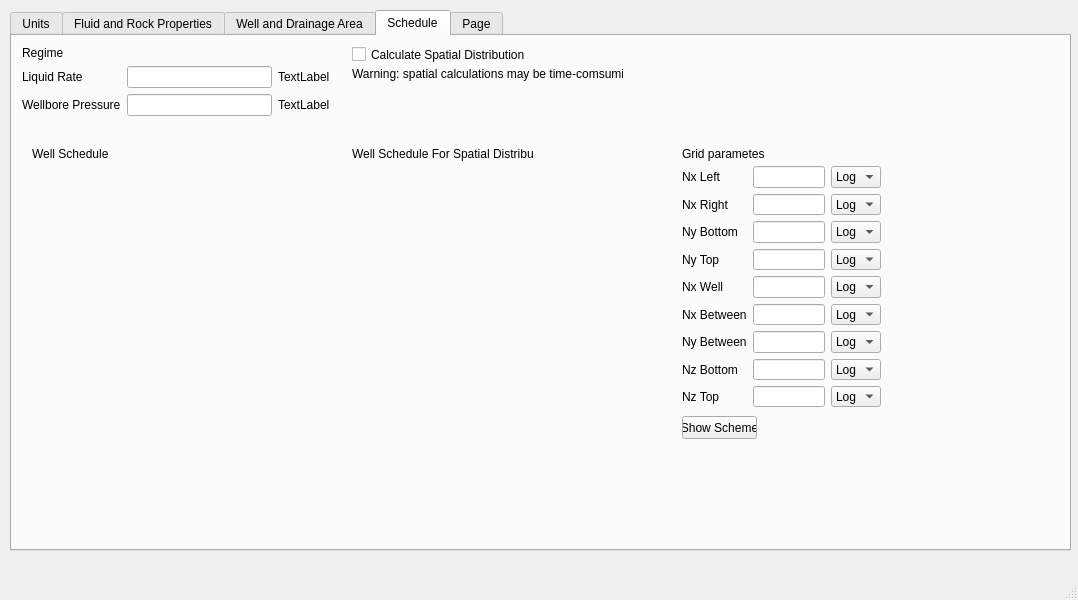
This is QPLapl/mainwindow.ui in dmitrydi/QPLapl as Qt 5 draws it before an edit. The edited form follows.
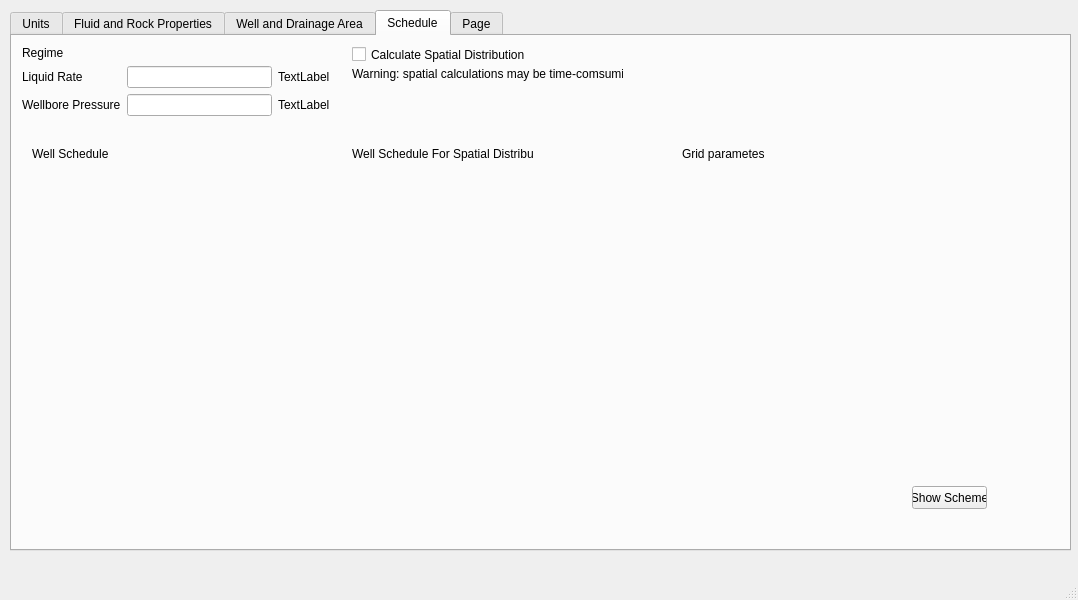
This is the edited form. The open tabs and pages were chosen to show the change.

Commit message: grid started to work

Patch:
```diff
--- a/QPLapl/mainwindow.ui
+++ b/QPLapl/mainwindow.ui
@@ -618,252 +618,11 @@
        <string>Grid parametes</string>
       </property>
      </widget>
-     <widget class="QWidget" name="gridLayoutWidget_6">
-      <property name="geometry">
-       <rect>
-        <x>670</x>
-        <y>130</y>
-        <width>199</width>
-        <height>241</height>
-       </rect>
-      </property>
-      <layout class="QGridLayout" name="gridLayout">
-       <item row="7" column="2">
-        <widget class="QComboBox" name="comboLinLogNzBottom">
-         <item>
-          <property name="text">
-           <string>Log</string>
-          </property>
-         </item>
-         <item>
-          <property name="text">
-           <string>Lin</string>
-          </property>
-         </item>
-        </widget>
-       </item>
-       <item row="1" column="1">
-        <widget class="QLineEdit" name="lineEdit_2"/>
-       </item>
-       <item row="7" column="0">
-        <widget class="QLabel" name="label_12">
-         <property name="text">
-          <string>Nz Bottom</string>
-         </property>
-        </widget>
-       </item>
-       <item row="7" column="1">
-        <widget class="QLineEdit" name="lineEdit_8"/>
-       </item>
-       <item row="0" column="2">
-        <widget class="QComboBox" name="comboLinLogNxLeft">
-         <item>
-          <property name="text">
-           <string>Log</string>
-          </property>
-         </item>
-         <item>
-          <property name="text">
-           <string>Lin</string>
-          </property>
-         </item>
-        </widget>
-       </item>
-       <item row="4" column="0">
-        <widget class="QLabel" name="label_9">
-         <property name="text">
-          <string>Nx Well</string>
-         </property>
-        </widget>
-       </item>
-       <item row="8" column="0">
-        <widget class="QLabel" name="label_13">
-         <property name="text">
-          <string>Nz Top</string>
-         </property>
-        </widget>
-       </item>
-       <item row="1" column="2">
-        <widget class="QComboBox" name="comboLinLogNxRight">
-         <item>
-          <property name="text">
-           <string>Log</string>
-          </property>
-         </item>
-         <item>
-          <property name="text">
-           <string>Lin</string>
-          </property>
-         </item>
-        </widget>
-       </item>
-       <item row="4" column="1">
-        <widget class="QLineEdit" name="lineEdit_5"/>
-       </item>
-       <item row="3" column="2">
-        <widget class="QComboBox" name="comboLinLogNyTop">
-         <item>
-          <property name="text">
-           <string>Log</string>
-          </property>
-         </item>
-         <item>
-          <property name="text">
-           <string>Lin</string>
-          </property>
-         </item>
-        </widget>
-       </item>
-       <item row="0" column="0">
-        <widget class="QLabel" name="labelNxLeft">
-         <property name="text">
-          <string>Nx Left</string>
-         </property>
-        </widget>
-       </item>
-       <item row="0" column="1">
-        <widget class="QLineEdit" name="lineEditNxLeft"/>
-       </item>
-       <item row="5" column="1">
-        <widget class="QLineEdit" name="lineEdit_6"/>
-       </item>
-       <item row="8" column="1">
-        <widget class="QLineEdit" name="lineEdit_9"/>
-       </item>
-       <item row="6" column="1">
-        <widget class="QLineEdit" name="lineEdit_7"/>
-       </item>
-       <item row="6" column="0">
-        <widget class="QLabel" name="label_11">
-         <property name="text">
-          <string>Ny Between</string>
-         </property>
-        </widget>
-       </item>
-       <item row="2" column="1">
-        <widget class="QLineEdit" name="lineEdit_3"/>
-       </item>
-       <item row="4" column="2">
-        <widget class="QComboBox" name="comboLinLogNxWell">
-         <item>
-          <property name="text">
-           <string>Log</string>
-          </property>
-         </item>
-         <item>
-          <property name="text">
-           <string>Lin</string>
-          </property>
-         </item>
-        </widget>
-       </item>
-       <item row="2" column="2">
-        <widget class="QComboBox" name="comboLinLogNyBottom">
-         <item>
-          <property name="text">
-           <string>Log</string>
-          </property>
-         </item>
-         <item>
-          <property name="text">
-           <string>Lin</string>
-          </property>
-         </item>
-        </widget>
-       </item>
-       <item row="8" column="2">
-        <widget class="QComboBox" name="comboLinLogNzTop">
-         <item>
-          <property name="text">
-           <string>Log</string>
-          </property>
-         </item>
-         <item>
-          <property name="text">
-           <string>Lin</string>
-          </property>
-         </item>
-        </widget>
-       </item>
-       <item row="5" column="0">
-        <widget class="QLabel" name="label_10">
-         <property name="text">
-          <string>Nx Between</string>
-         </property>
-        </widget>
-       </item>
-       <item row="1" column="0">
-        <widget class="QLabel" name="label_6">
-         <property name="text">
-          <string>Nx Right</string>
-         </property>
-        </widget>
-       </item>
-       <item row="2" column="0">
-        <widget class="QLabel" name="label_7">
-         <property name="text">
-          <string>Ny Bottom</string>
-         </property>
-        </widget>
-       </item>
-       <item row="3" column="1">
-        <widget class="QLineEdit" name="lineEdit_4"/>
-       </item>
-       <item row="3" column="0">
-        <widget class="QLabel" name="label_8">
-         <property name="text">
-          <string>Ny Top</string>
-         </property>
-        </widget>
-       </item>
-       <item row="5" column="2">
-        <widget class="QComboBox" name="comboLinLogNwBetween">
-         <item>
-          <property name="text">
-           <string>Log</string>
-          </property>
-         </item>
-         <item>
-          <property name="text">
-           <string>Lin</string>
-          </property>
-         </item>
-        </widget>
-       </item>
-       <item row="6" column="2">
-        <widget class="QComboBox" name="comboLinLogNyBetween">
-         <item>
-          <property name="text">
-           <string>Log</string>
-          </property>
-         </item>
-         <item>
-          <property name="text">
-           <string>Lin</string>
-          </property>
-         </item>
-        </widget>
-       </item>
-       <item row="9" column="1">
-        <spacer name="verticalSpacer_4">
-         <property name="orientation">
-          <enum>Qt::Vertical</enum>
-         </property>
-         <property name="sizeHint" stdset="0">
-          <size>
-           <width>20</width>
-           <height>40</height>
-          </size>
-         </property>
-        </spacer>
-       </item>
-      </layout>
-     </widget>
      <widget class="QPushButton" name="pushShowScheme">
       <property name="geometry">
        <rect>
-        <x>670</x>
-        <y>380</y>
+        <x>900</x>
+        <y>450</y>
         <width>75</width>
         <height>23</height>
        </rect>
@@ -894,6 +653,17 @@
       </property>
       <layout class="QVBoxLayout" name="GridSchedLayout"/>
      </widget>
+     <widget class="QWidget" name="verticalLayoutWidget_4">
+      <property name="geometry">
+       <rect>
+        <x>670</x>
+        <y>130</y>
+        <width>211</width>
+        <height>331</height>
+       </rect>
+      </property>
+      <layout class="QVBoxLayout" name="gridLayout"/>
+     </widget>
     </widget>
     <widget class="QWidget" name="tab">
      <attribute name="title">
```
Left out of the diff: 8 changed lines with no effect on the pictures. The commit also changes 6 other files.
